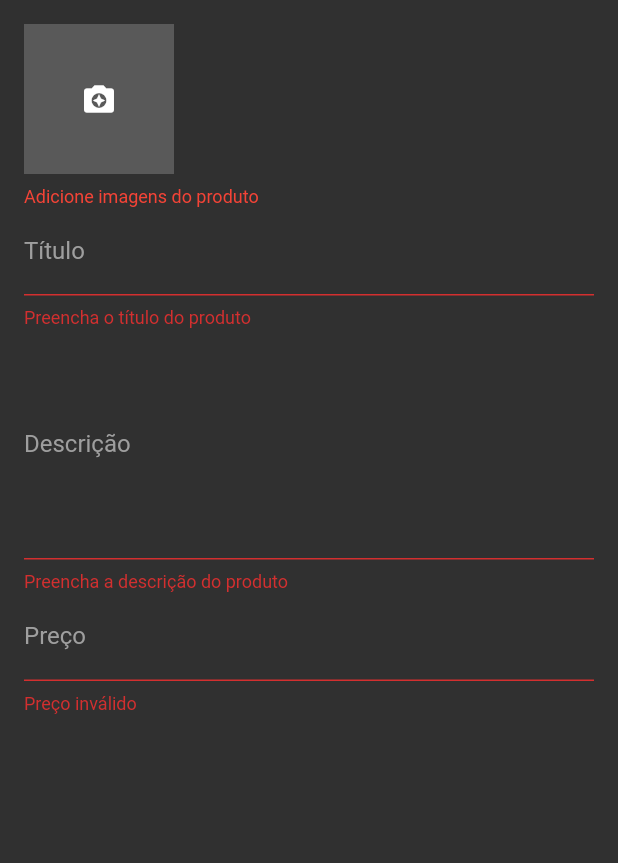
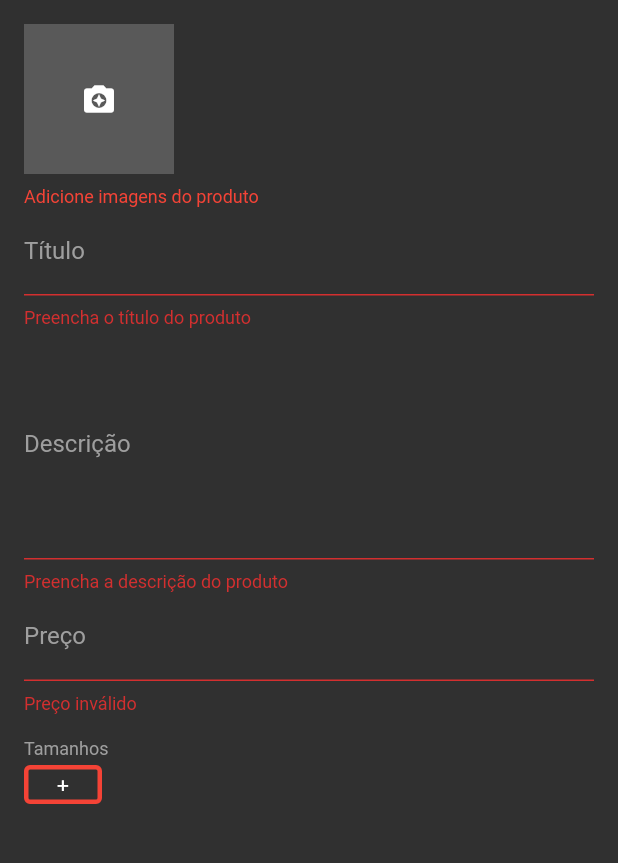
Before and after one commit to douglascpereira/gerente_loja, a Flutter app: the ProductScreen screen opened directly, after a tap on the "save" icon, on a phone screen of 412 x 824 dp, the part 129-992 px from its top. Run offline on Flutter 3.47's test engine with Material 2 defaults, Android fonts, the phone set to English and light mode, and no system bars; our stand-ins replace cloud_firestore, firebase_auth, firebase_storage, flutter_speed_dial, image_cropper, image_picker and 2 more; missing offline and left inert: bloc_pattern; accounts and stored records are empty.

Commit message:
tela de produto

```diff
--- a/lib/blocs/product_bloc.dart
+++ b/lib/blocs/product_bloc.dart
@@ -52,6 +52,10 @@ class ProductBloc extends BlocBase{
     unsavedData["images"] = images;
   }
 
+  void saveSizes(List sizes){
+    unsavedData["sizes"] = sizes;
+  }
+
   Future<bool> saveProduct() async {
     _loadingController.add(true);
 
--- a/lib/screens/product_screen.dart
+++ b/lib/screens/product_screen.dart
@@ -3,6 +3,7 @@ import 'package:flutter/material.dart';
 import 'package:gerente_loja/blocs/product_bloc.dart';
 import 'package:gerente_loja/validators/product_validator.dart';
 import 'package:gerente_loja/widgets/images_widget.dart';
+import 'package:gerente_loja/widgets/product_sizes.dart';
 
 class ProductScreen extends StatefulWidget {
 
@@ -133,7 +134,27 @@ class _ProductScreenState extends State<ProductScreen> with ProductValidator {
                       keyboardType: TextInputType.numberWithOptions(decimal: true),
                       onSaved: _productBloc.savePrice,
                       validator: validatePrice,
-                    )
+                    ),
+                    SizedBox(height: 16,),
+                    Text(
+                      "Tamanhos",
+                      style: TextStyle(
+                          color: Colors.grey,
+                          fontSize: 12
+                      ),
+                    ),
+                    ProductSizes(
+                      context: context,
+                      initialValue: snapshot.data["sizes"],
+                      onSaved: _productBloc.saveSizes,
+                      validator: (s){
+                        if(s.isEmpty) {
+                          return "";
+                        } else {
+                          return null;
+                        }
+                      },
+                    ),
                   ],
                 );
               }
--- /dev/null
+++ b/lib/widgets/product_sizes.dart
@@ -0,0 +1,76 @@
+import 'package:flutter/material.dart';
+
+import 'add_size_dialog.dart';
+
+class ProductSizes extends FormField<List> {
+
+  ProductSizes(
+  {
+    BuildContext context,
+    List initialValue,
+    FormFieldSetter<List> onSaved,
+    FormFieldValidator<List> validator,
+  }) : super(
+    initialValue: initialValue,
+    onSaved: onSaved,
+    validator: validator,
+    builder: (state){
+      return SizedBox(
+        height: 34,
+        child: GridView(
+          padding: EdgeInsets.symmetric(vertical: 4),
+          scrollDirection: Axis.horizontal,
+          gridDelegate: SliverGridDelegateWithFixedCrossAxisCount(
+            crossAxisCount: 1,
+            mainAxisSpacing: 8,
+            childAspectRatio: 0.5
+          ),
+          children: state.value.map(
+              (s){
+                return GestureDetector(
+                  onLongPress: (){
+                    state.didChange(state.value..remove(s));
+                  },
+                  child: Container(
+                    decoration: BoxDecoration(
+                      borderRadius: BorderRadius.all(Radius.circular(4)),
+                      border: Border.all(
+                        color: Colors.pinkAccent,
+                        width: 3
+                      )
+                    ),
+                    alignment: Alignment.center,
+                    child: Text(
+                      s,
+                      style: TextStyle(color: Colors.white),
+                    ),
+                  ),
+                );
+              }
+          ).toList()..add(
+              GestureDetector(
+                onTap: () async {
+                  String size = await showDialog(context: context, builder: (context)=> AddSizeDialog());
+                  if(size != null) state.didChange(state.value..add(size));
+                },
+                child: Container(
+                  decoration: BoxDecoration(
+                      borderRadius: BorderRadius.all(Radius.circular(4)),
+                      border: Border.all(
+                          color: state.hasError ? Colors.red : Colors.pinkAccent,
+                          width: 3
+                      )
+                  ),
+                  alignment: Alignment.center,
+                  child: Text(
+                    "+",
+                    style: TextStyle(color: Colors.white),
+                  ),
+                ),
+              )
+          ),
+        ),
+      );
+    }
+  );
+}
```
Also changed, not shown: lib/widgets/add_size_dialog.dart (added, +33 -0 lines).
